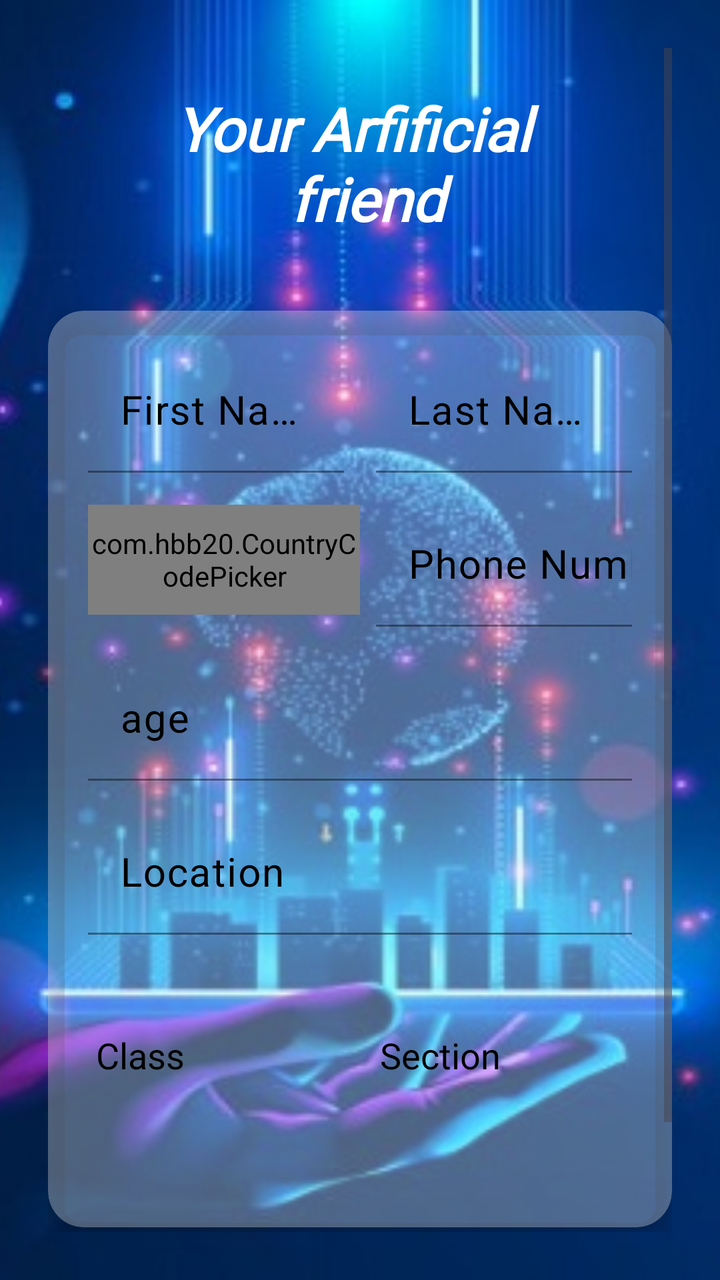
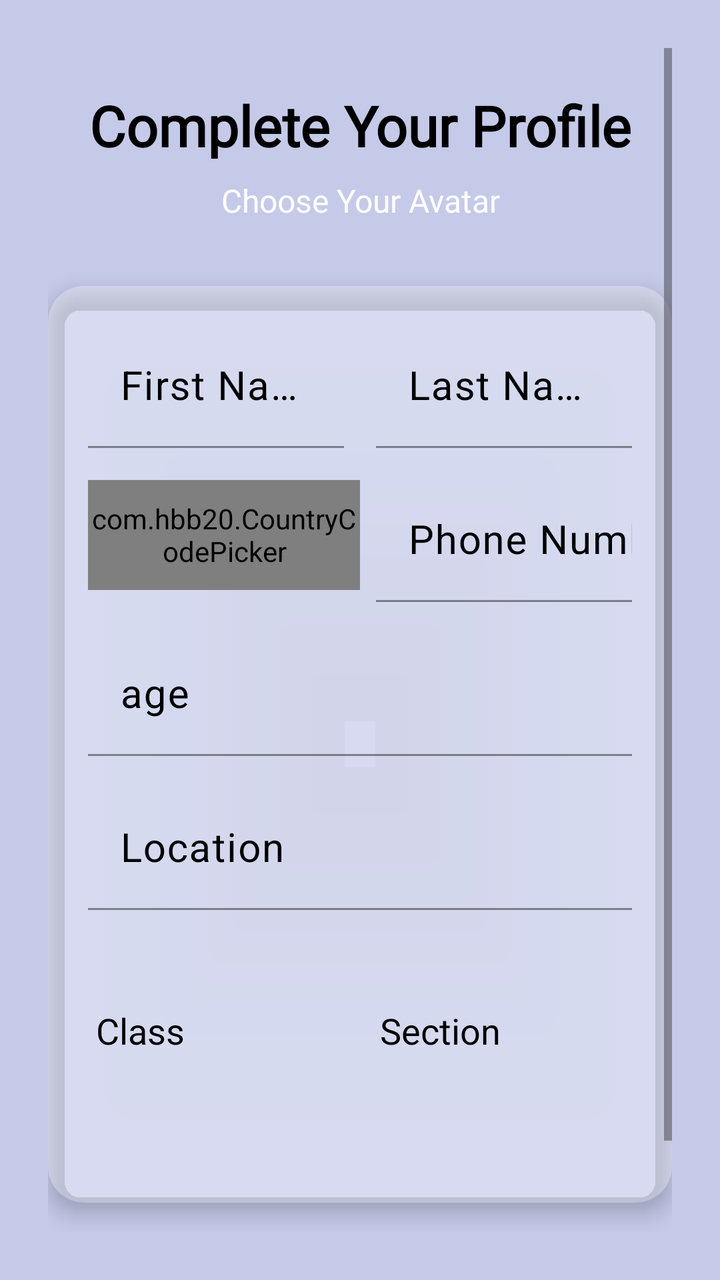

An Android layout rendered at two revisions. The XML below is the earlier revision; the diff shows what the commit changed to produce the second picture.
<!-- AndroidManifest.xml: application theme Theme.Demolition -->
<!-- res/layout/activity_user_data.xml -->
<?xml version="1.0" encoding="utf-8"?>
<FrameLayout xmlns:android="http://schemas.android.com/apk/res/android"
    xmlns:app="http://schemas.android.com/apk/res-auto"
    xmlns:tools="http://schemas.android.com/tools"
    android:id="@+id/main"
    android:layout_width="match_parent"
    android:layout_height="match_parent"
    tools:context=".UserData">

    <ImageView
        android:layout_width="match_parent"
        android:layout_height="match_parent"
        android:scaleType="centerCrop"
        android:src="@drawable/animatedai1" />
    <View
        android:layout_width="match_parent"
        android:layout_height="match_parent" />


    <ScrollView
        android:layout_width="match_parent"
        android:layout_height="match_parent"
        android:padding="24dp">

        <LinearLayout
            android:layout_width="match_parent"
            android:layout_height="wrap_content"
            android:gravity="center_horizontal"
            android:orientation="vertical">
            <TextView
                android:id="@+id/Header"
                android:layout_width="match_parent"
                android:layout_height="wrap_content"
                android:layout_marginTop="20dp"
                android:layout_marginBottom="16dp"
                android:text="Your Arfificial \n friend"
                android:gravity="center"
                android:textColor="@color/white"
                android:textSize="30sp"
                android:textStyle="bold|italic"
                android:fontFamily="@font/spacemono" />

            <androidx.cardview.widget.CardView
                android:layout_width="match_parent"
                android:layout_height="wrap_content"
                android:layout_marginTop="20dp"
                app:cardCornerRadius="18dp"
                app:cardElevation="6dp"
                app:cardBackgroundColor="#4DFFFFFF">

                <LinearLayout
                    android:layout_width="match_parent"
                    android:layout_height="wrap_content"
                    android:orientation="vertical"
                    android:padding="20dp">


                    <LinearLayout
                        android:layout_width="match_parent"
                        android:layout_height="wrap_content"
                        android:orientation="horizontal">

                        <com.google.android.material.textfield.TextInputLayout
                            android:layout_width="0dp"
                            android:layout_height="wrap_content"
                            android:layout_marginEnd="8dp"
                            android:layout_weight="1"
                            android:hint="First Name"
                            app:boxBackgroundMode="filled"
                            app:boxStrokeColor="#00D9FF"
                            app:counterTextColor="@color/black"
                            app:hintTextColor="@color/black"
                            android:textColorHint="@color/black"
                            app:boxStrokeWidth="1dp"
                            app:boxStrokeWidthFocused="2dp">

                            <com.google.android.material.textfield.TextInputEditText
                                android:id="@+id/editTextF_Name"
                                android:layout_width="match_parent"
                                android:layout_height="wrap_content"
                                android:backgroundTint="@android:color/transparent"
                                android:textColor="#000000"
                                app:counterTextColor="@color/black"
                                app:hintTextColor="@color/black"
                                android:textColorHint="@color/black"
                                android:textSize="20sp" />
                        </com.google.android.material.textfield.TextInputLayout>

                        <com.google.android.material.textfield.TextInputLayout
                            android:layout_width="0dp"
                            android:layout_height="wrap_content"
                            android:layout_marginStart="8dp"
                            android:layout_weight="1"
                            android:hint="Last Name"
                            app:boxBackgroundMode="filled"
                            app:boxStrokeColor="#00D9FF"
                            app:counterTextColor="@color/black"
                            app:hintTextColor="@color/black"
                            android:textColorHint="@color/black"
                            app:boxStrokeWidth="1dp"
                            app:boxStrokeWidthFocused="2dp">

                            <com.google.android.material.textfield.TextInputEditText
                                android:id="@+id/editTextL_Name"
                                android:layout_width="match_parent"
                                android:layout_height="wrap_content"
                                android:backgroundTint="@android:color/transparent"
                                android:textColor="#000000"
                                app:counterTextColor="@color/black"
                                app:hintTextColor="@color/black"
                                android:textColorHint="@color/black"
                                android:textSize="20sp" />
                        </com.google.android.material.textfield.TextInputLayout>
                    </LinearLayout>

                    <LinearLayout
                        android:layout_width="match_parent"
                        android:layout_height="wrap_content"
                        android:orientation="horizontal"
                        android:layout_marginTop="16dp"
                        android:weightSum="1">

                        <com.hbb20.CountryCodePicker
                            android:id="@+id/ccp"
                            android:layout_width="wrap_content"
                            android:layout_height="55dp"
                            app:ccp_autoDetectCountry="true"
                            android:layout_weight="0.3"
                            app:ccp_defaultNameCode="IN"
                            app:ccp_showFlag="true"
                            app:counterTextColor="@color/black"
                            app:hintTextColor="@color/black"
                            android:textColorHint="@color/black"
                            app:ccp_showPhoneCode="true" />

                        <com.google.android.material.textfield.TextInputLayout
                            android:layout_width="match_parent"
                            android:layout_height="wrap_content"
                            android:layout_marginStart="8dp"
                            android:hint="Phone Number"
                            app:boxBackgroundMode="filled"
                            app:boxStrokeColor="#00D9FF"
                            app:counterTextColor="@color/black"
                            app:hintTextColor="@color/black"
                            android:textColorHint="@color/black"
                            app:boxStrokeWidth="1dp"
                            app:boxStrokeWidthFocused="2dp">

                            <com.google.android.material.textfield.TextInputEditText
                                android:id="@+id/editTextPhone"
                                android:layout_width="match_parent"
                                android:layout_height="wrap_content"
                                android:inputType="phone"
                                android:textColor="#000000"
                                app:counterTextColor="@color/black"
                                app:hintTextColor="@color/black"
                                android:textColorHint="@color/black"
                                android:textSize="20sp"
                                android:backgroundTint="@android:color/transparent" />
                        </com.google.android.material.textfield.TextInputLayout>
                    </LinearLayout>

                    <com.google.android.material.textfield.TextInputLayout
                        android:layout_width="match_parent"
                        android:layout_height="wrap_content"
                        android:layout_marginTop="16dp"
                        android:hint="age"
                        app:boxBackgroundMode="filled"
                        app:boxStrokeColor="#00D9FF"
                        app:counterTextColor="@color/black"
                        app:hintTextColor="@color/black"
                        android:textColorHint="@color/black"
                        app:boxStrokeWidth="1dp"
                        app:boxStrokeWidthFocused="2dp">

                        <com.google.android.material.textfield.TextInputEditText
                            android:id="@+id/editTextCompany"
                            android:layout_width="match_parent"
                            android:layout_height="wrap_content"
                            android:textColor="#000000"
                            app:counterTextColor="@color/black"
                            app:hintTextColor="@color/black"
                            android:textColorHint="@color/black"
                            android:textSize="20sp"
                            android:backgroundTint="@android:color/transparent" />
                    </com.google.android.material.textfield.TextInputLayout>

                    <com.google.android.material.textfield.TextInputLayout
                        android:layout_width="match_parent"
                        android:layout_height="wrap_content"
                        android:layout_marginTop="16dp"
                        android:hint="Location"
                        app:boxBackgroundMode="filled"
                        app:boxStrokeColor="#00D9FF"
                        app:counterTextColor="@color/black"
                        app:hintTextColor="@color/black"
                        android:textColorHint="@color/black"
                        app:boxStrokeWidth="1dp"
                        app:boxStrokeWidthFocused="2dp">
                        <com.google.android.material.textfield.TextInputEditText
                            android:id="@+id/editTextLocation"
                            android:layout_width="match_parent"
                            android:layout_height="wrap_content"
                            android:textColor="#000000"
                            app:counterTextColor="@color/black"
                            app:hintTextColor="@color/black"
                            android:textColorHint="@color/black"
                            android:textSize="20sp"
                            android:backgroundTint="@android:color/transparent" />
                    </com.google.android.material.textfield.TextInputLayout>
                    <Spinner
                        android:id="@+id/spinnerGender"
                        android:layout_width="match_parent"
                        android:layout_height="wrap_content"
                        android:backgroundTint="@android:color/transparent"
                        android:padding="12dp"
                        app:counterTextColor="@color/black"
                        app:hintTextColor="@color/black"
                        android:textColorHint="@color/black"
                        android:layout_marginTop="8dp"/>
                    <LinearLayout
                        android:layout_width="match_parent"
                        android:layout_height="wrap_content"
                        android:orientation="horizontal"
                        android:layout_marginTop="16dp"
                        android:gravity="center_vertical">

                        
                        <LinearLayout
                            android:layout_width="0dp"
                            android:layout_height="wrap_content"
                            android:layout_weight="1"
                            android:orientation="vertical">

                            <TextView
                                android:layout_width="wrap_content"
                                android:layout_height="wrap_content"
                                android:text="Class"
                                android:textSize="18sp"
                                android:textColor="@color/black"
                                android:paddingStart="4dp"
                                android:paddingBottom="4dp" />

                            <Spinner
                                android:id="@+id/spinnerClass"
                                android:layout_width="match_parent"
                                android:layout_height="50dp"
                                android:backgroundTint="@android:color/transparent"
                                android:padding="12dp"
                                android:spinnerMode="dropdown" />
                        </LinearLayout>

                        
                        <LinearLayout
                            android:layout_width="0dp"
                            android:layout_height="wrap_content"
                            android:layout_weight="1"
                            android:orientation="vertical"
                            android:layout_marginStart="12dp">

                            <TextView
                                android:layout_width="wrap_content"
                                android:layout_height="wrap_content"
                                android:text="Section"
                                android:textSize="18sp"
                                android:textColor="@color/black"
                                android:paddingStart="4dp"
                                android:paddingBottom="4dp" />

                            <Spinner
                                android:id="@+id/spinnerSection"
                                android:layout_width="match_parent"
                                android:layout_height="50dp"
                                android:backgroundTint="@android:color/transparent"
                                android:padding="12dp"
                                android:spinnerMode="dropdown" />
                        </LinearLayout>

                    </LinearLayout>

                </LinearLayout>
            </androidx.cardview.widget.CardView>
            <Button
                android:id="@+id/btnContinue"
                android:layout_width="match_parent"
                android:layout_height="wrap_content"
                android:layout_marginTop="24dp"
                android:layout_marginBottom="20dp"
                android:backgroundTint="@color/black"
                android:textColor="@color/white"
                android:text="Save Data"
                android:textSize="20sp"
                android:fontFamily="@font/spacemono"
                android:textStyle="bold"
                android:elevation="2dp" />
        </LinearLayout>
    </ScrollView>
</FrameLayout>
<!-- resources referenced by this layout -->
<resources>
  <color name="black">#FF000000</color>
  <color name="white">#FFFFFFFF</color>
  <!-- drawable animatedai1: jpg bitmap (drawable, 55624 bytes) -->
  <style name="Theme.Demolition" parent="Base.Theme.Demolition" />
  <style name="Base.Theme.Demolition" parent="Theme.Material3.DayNight.NoActionBar">
          
          
      </style>
</resources>

<!-- the commit's change to res/layout/activity_user_data.xml (unified diff, before → after) -->
@@ -5,16 +5,8 @@
     android:id="@+id/main"
     android:layout_width="match_parent"
     android:layout_height="match_parent"
+    android:background="@color/ai_bubble_end"
     tools:context=".UserData">
-
-    <ImageView
-        android:layout_width="match_parent"
-        android:layout_height="match_parent"
-        android:scaleType="centerCrop"
-        android:src="@drawable/animatedai1" />
-    <View
-        android:layout_width="match_parent"
-        android:layout_height="match_parent" />
 
 
     <ScrollView
@@ -32,18 +24,38 @@
                 android:layout_width="match_parent"
                 android:layout_height="wrap_content"
                 android:layout_marginTop="20dp"
-                android:layout_marginBottom="16dp"
-                android:text="Your Arfificial \n friend"
+                android:layout_marginBottom="8dp"
+                android:text="Complete Your Profile"
+                android:gravity="center"
+                android:textColor="@color/black"
+                android:textSize="28sp"
+                android:textStyle="bold"
+                android:fontFamily="@font/spacemono" />
+
+            
+            <TextView
+                android:layout_width="match_parent"
+                android:layout_height="wrap_content"
+                android:text="Choose Your Avatar"
                 android:gravity="center"
                 android:textColor="@color/white"
-                android:textSize="30sp"
-                android:textStyle="bold|italic"
-                android:fontFamily="@font/spacemono" />
+                android:textSize="16sp"
+                android:fontFamily="@font/audi"
+                android:layout_marginBottom="8dp" />
+
+            <androidx.recyclerview.widget.RecyclerView
+                android:id="@+id/rvAvatars"
+                android:layout_width="match_parent"
+                android:layout_height="wrap_content"
+                android:layout_marginBottom="16dp"
+                android:clipToPadding="false"
+                android:paddingStart="16dp"
+                android:paddingEnd="16dp" />
 
             <androidx.cardview.widget.CardView
                 android:layout_width="match_parent"
                 android:layout_height="wrap_content"
-                android:layout_marginTop="20dp"
+                android:layout_marginTop="8dp"
                 app:cardCornerRadius="18dp"
                 app:cardElevation="6dp"
                 app:cardBackgroundColor="#4DFFFFFF">
<!-- resource entries referenced after the edit -->
@@ -1,8 +1,8 @@
 <!-- resources referenced by this layout -->
 <resources>
+  <color name="ai_bubble_end">#C5CAE9</color>
   <color name="black">#FF000000</color>
   <color name="white">#FFFFFFFF</color>
-  <!-- drawable animatedai1: jpg bitmap (drawable, 55624 bytes) -->
   <style name="Theme.Demolition" parent="Base.Theme.Demolition" />
   <style name="Base.Theme.Demolition" parent="Theme.Material3.DayNight.NoActionBar">
           
